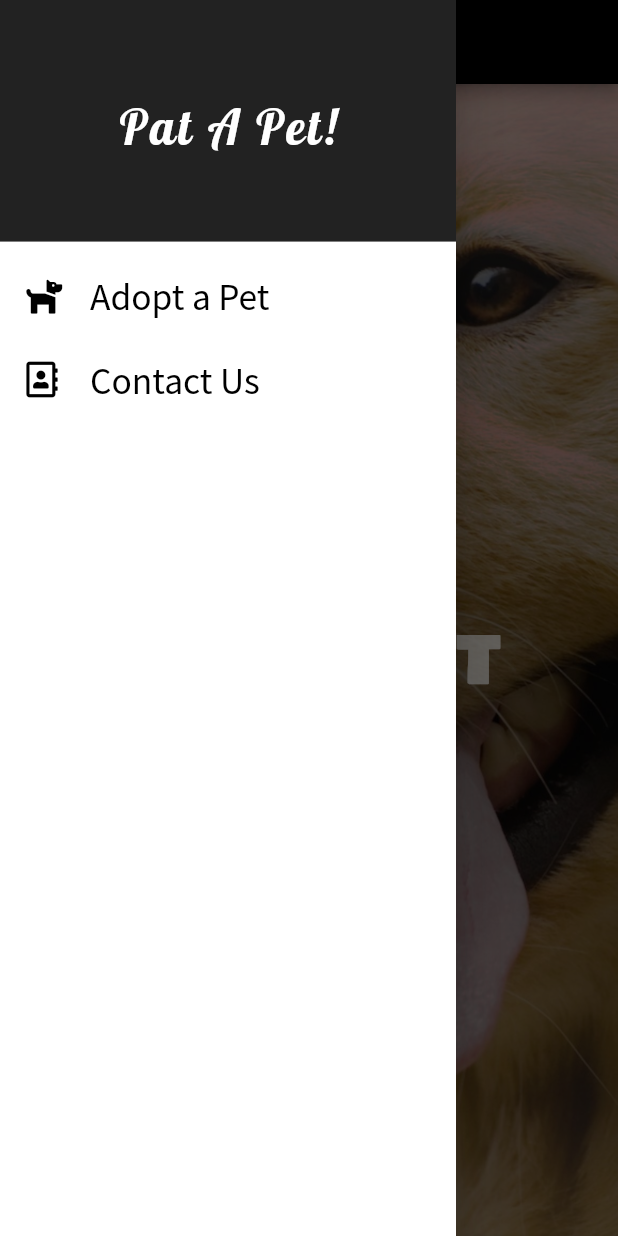
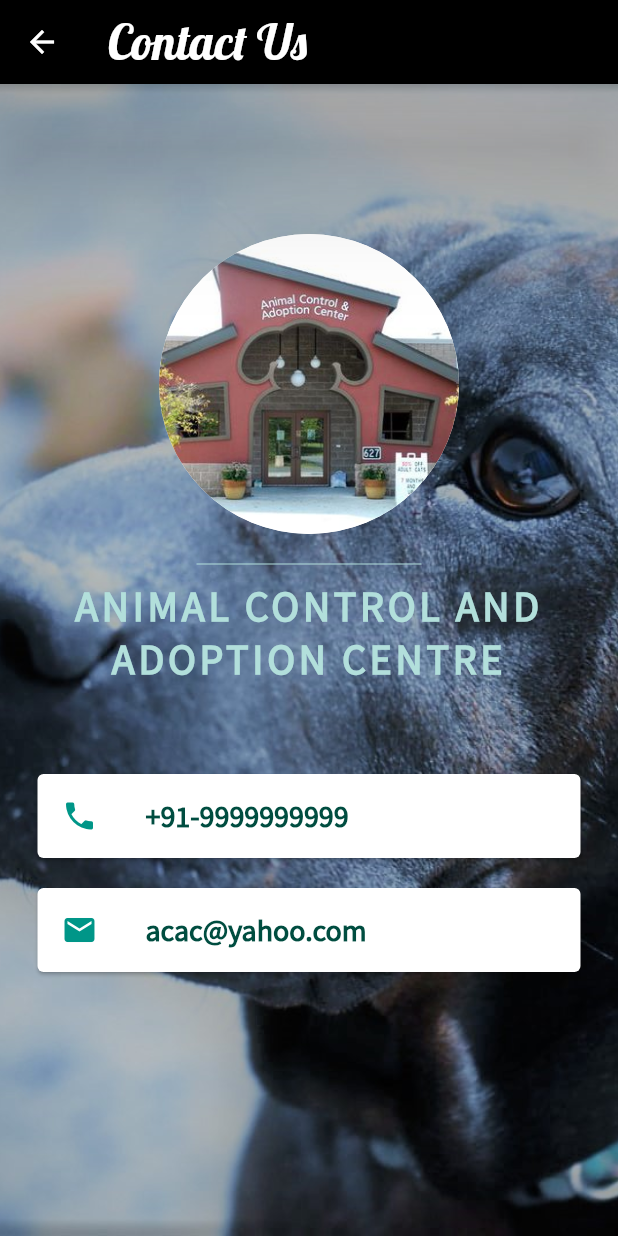
Before and after one commit to tanmaydhama/pat_a_pet, a Flutter app: the screen it shows after launch, in the side drawer, after a tap on "Contact Us", on a phone screen of 412 x 824 dp. Run offline on Flutter 3.47's test engine with Material 2 defaults, Android fonts, the phone set to English and light mode, and no system bars; our stand-ins replace animated_text_kit, firebase_core, font_awesome_flutter; accounts and stored records are empty.

Commit message:
ContactUs

```diff
--- /dev/null
+++ b/lib/ContactUs.dart
@@ -0,0 +1,114 @@
+import 'package:flutter/material.dart';
+
+class contactUs extends StatelessWidget {
+  @override
+  Widget build(BuildContext context) {
+    return SafeArea(
+      child: Scaffold(
+        appBar: AppBar(
+          backgroundColor: Colors.black,
+          title: Text(
+            'Contact Us',
+            style: TextStyle(
+              fontSize: 32.0,
+              fontFamily: 'Lobster-Regular',
+            ),
+          ),
+          shadowColor: Colors.black87,
+          elevation: 35.0,
+        ),
+        body: Container(
+          decoration: BoxDecoration(
+            image: DecorationImage(
+              image: AssetImage('images/contact.jpeg'),
+              fit: BoxFit.cover,
+            ),
+          ),
+          child: Column(
+            mainAxisAlignment: MainAxisAlignment.start,
+            children: [
+              SizedBox(
+                height: 100.0,
+              ),
+              CircleAvatar(
+                radius: 100.0,
+                backgroundColor: Colors.white,
+                backgroundImage: AssetImage('images/profile.jpg'),
+              ),
+              SizedBox(
+                height: 10.0,
+              ),
+              // Text(
+              //   'Animal Control and \nAdoption Centre',
+              //   textAlign: TextAlign.center,
+              //   style: TextStyle(
+              //     fontFamily: 'SourceSansPro',
+              //     fontSize: 28.0,
+              //     fontWeight: FontWeight.bold,
+              //     color: Colors.white,
+              //   ),
+              // ),
+              SizedBox(
+                height: 20.0,
+                width: 150.0,
+                child: Divider(
+                  color: Colors.teal.shade100,
+                ),
+              ),
+              Text(
+                'ANIMAL CONTROL AND \nADOPTION CENTRE',
+                textAlign: TextAlign.center,
+                style: TextStyle(
+                  fontSize: 28.0,
+                  color: Colors.teal.shade100,
+                  fontFamily: 'SourceSansPro',
+                  fontWeight: FontWeight.bold,
+                  letterSpacing: 2.5,
+                ),
+              ),
+              SizedBox(
+                height: 50.0,
+              ),
+              Card(
+                  color: Colors.white,
+                  margin:
+                      EdgeInsets.symmetric(vertical: 10.0, horizontal: 25.0),
+                  child: ListTile(
+                    leading: Icon(
+                      Icons.phone,
+                      color: Colors.teal,
+                    ),
+                    title: Text(
+                      '+91-9999999999',
+                      style: TextStyle(
+                          fontFamily: 'SourceSansPro',
+                          color: Colors.teal[900],
+                          fontSize: 20.0,
+                          fontWeight: FontWeight.bold),
+                    ),
+                  )),
+              Card(
+                  color: Colors.white,
+                  margin:
+                      EdgeInsets.symmetric(vertical: 10.0, horizontal: 25.0),
+                  child: ListTile(
+                    leading: Icon(
+                      Icons.email,
+                      color: Colors.teal,
+                    ),
+                    title: Text(
+                      'acac@yahoo.com',
+                      style: TextStyle(
+                          fontFamily: 'SourceSansPro',
+                          color: Colors.teal.shade900,
+                          fontSize: 20.0,
+                          fontWeight: FontWeight.bold),
+                    ),
+                  )),
+            ],
+          ),
+        ),
+      ),
+    );
+  }
+}
--- a/lib/home.dart
+++ b/lib/home.dart
@@ -1,6 +1,7 @@
 import 'package:animated_text_kit/animated_text_kit.dart';
 import 'package:flutter/material.dart';
 import 'package:font_awesome_flutter/font_awesome_flutter.dart';
+import 'package:pat_a_pet/ContactUs.dart';
 
 class home extends StatelessWidget {
   @override
@@ -90,7 +91,12 @@ class home extends StatelessWidget {
                     ],
                   ),
                   onTap: () {
-                    print('Pressed');
+                    Navigator.push(
+                      context,
+                      MaterialPageRoute(
+                        builder: (context) => contactUs(),
+                      ),
+                    );
                   },
                 ),
                 // Divider(
--- a/pubspec.yaml
+++ b/pubspec.yaml
@@ -51,7 +51,7 @@ flutter:
 
   # To add assets to your application, add an assets section, like this:
   assets:
-    - images/home.jpg
+    - images/
 
   # An image asset can refer to one or more resolution-specific "variants", see
   # https://flutter.dev/assets-and-images/#resolution-aware.
```
Also changed, not shown: images/contact.jpeg (added), images/profile.jpg (added).
